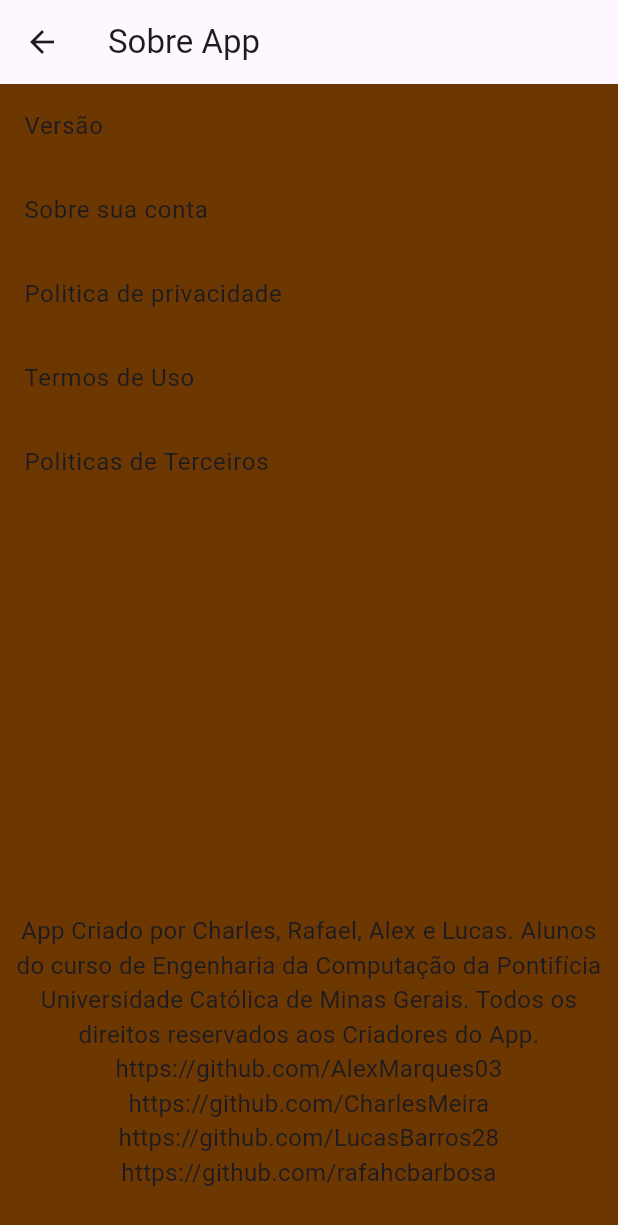
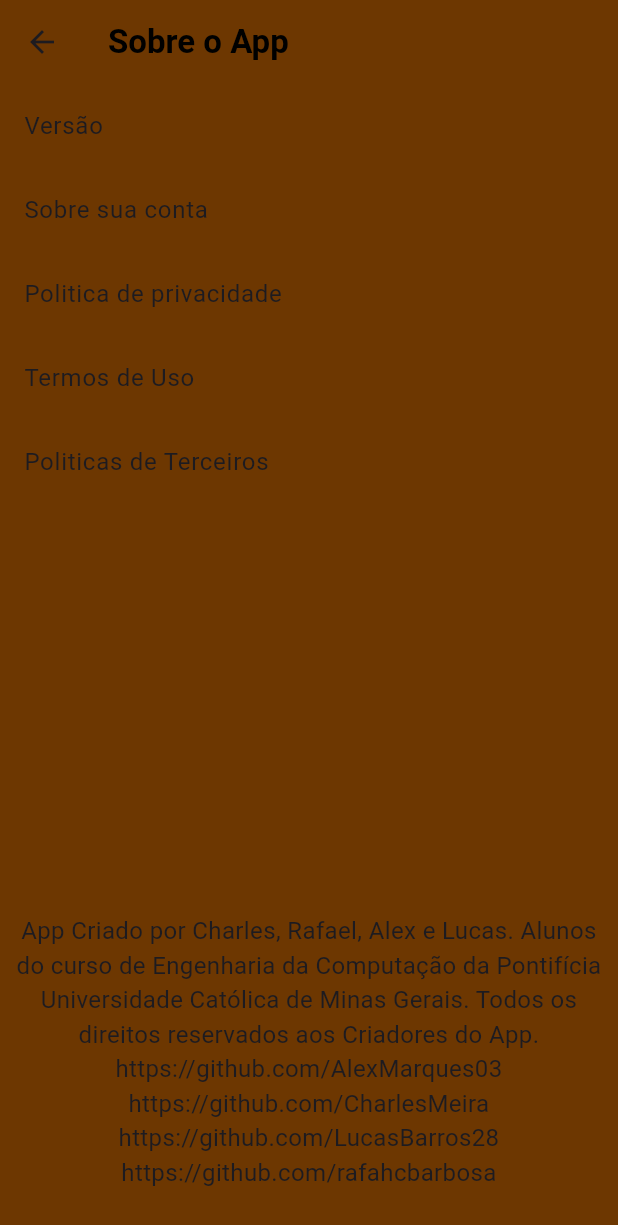
Before and after one commit to LucasBarros28/AppMobile, a Flutter app: the Config screen opened directly, after a tap on "Sobre o App", on a phone screen of 412 x 824 dp. Shown: the top 1225 px of the screen. Run offline on Flutter 3.47's test engine with Material 3 defaults, Android fonts, the phone set to English and light mode, and no system bars; our stand-ins replace mask_text_input_formatter.

Commit message:
nem lemnro

```diff
--- a/lib/Config.dart
+++ b/lib/Config.dart
@@ -16,7 +16,14 @@ class _ConfigState extends State<Config> {
   Widget build(BuildContext context) {
     return Scaffold(
       appBar: AppBar(
-        title: Text("Configurações"),
+        title: Text(
+          "Configurações",
+          style: TextStyle(
+            color: Colors.black,
+            fontWeight: FontWeight.bold,
+          ),
+        ),
+        backgroundColor: const Color(0xFF6D3701),
         leading: IconButton(
           icon: Icon(Icons.arrow_back),
           onPressed: () {
--- a/lib/Profile.dart
+++ b/lib/Profile.dart
@@ -41,7 +41,7 @@ class _ProfileState extends State<Profile> {
           ),
         ],
       ),
-      backgroundColor: Color(0xFF6D3701),
+      backgroundColor: const Color(0xFF6D3701),
       body: Padding(
         padding: EdgeInsets.all(16.0),
         child: Column(
--- a/lib/Sobre.dart
+++ b/lib/Sobre.dart
@@ -13,7 +13,14 @@ class _SobreState extends State<Sobre> {
   Widget build(BuildContext context) {
     return Scaffold(
       appBar: AppBar(
-        title: Text("Sobre App"),
+        title: Text(
+          "Sobre o App",
+          style: TextStyle(
+            color: Colors.black,
+            fontWeight: FontWeight.bold,
+          ),
+        ),
+        backgroundColor: const Color(0xFF6D3701),
         leading: IconButton(
           icon: Icon(Icons.arrow_back),
           onPressed: () {
```
